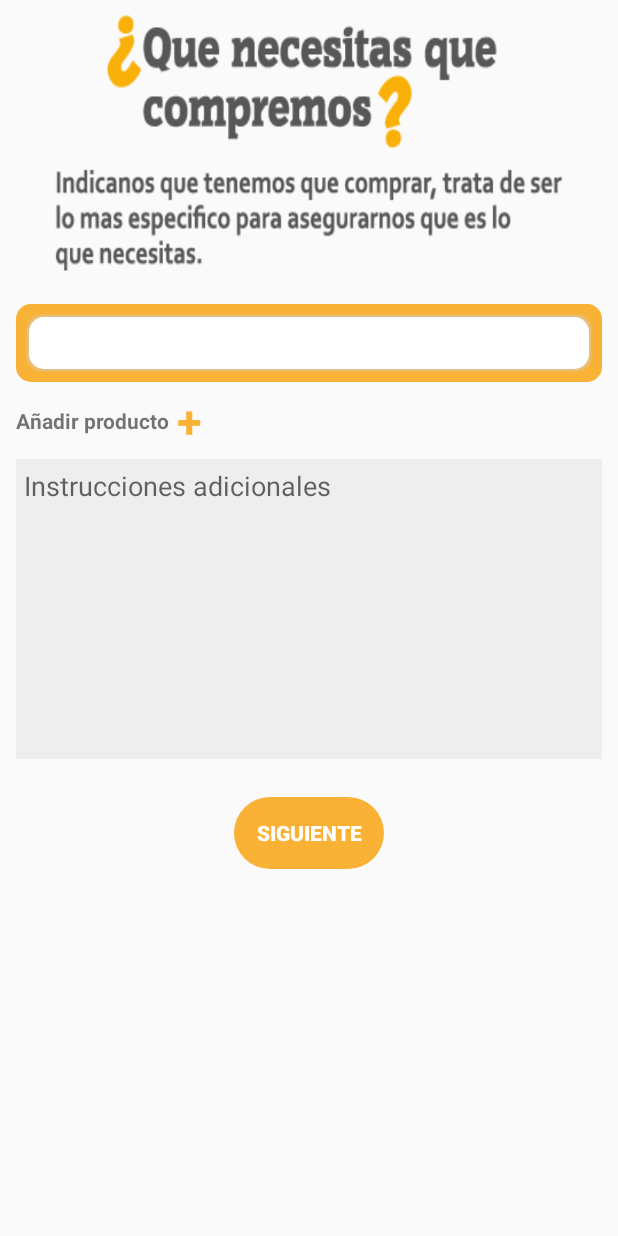
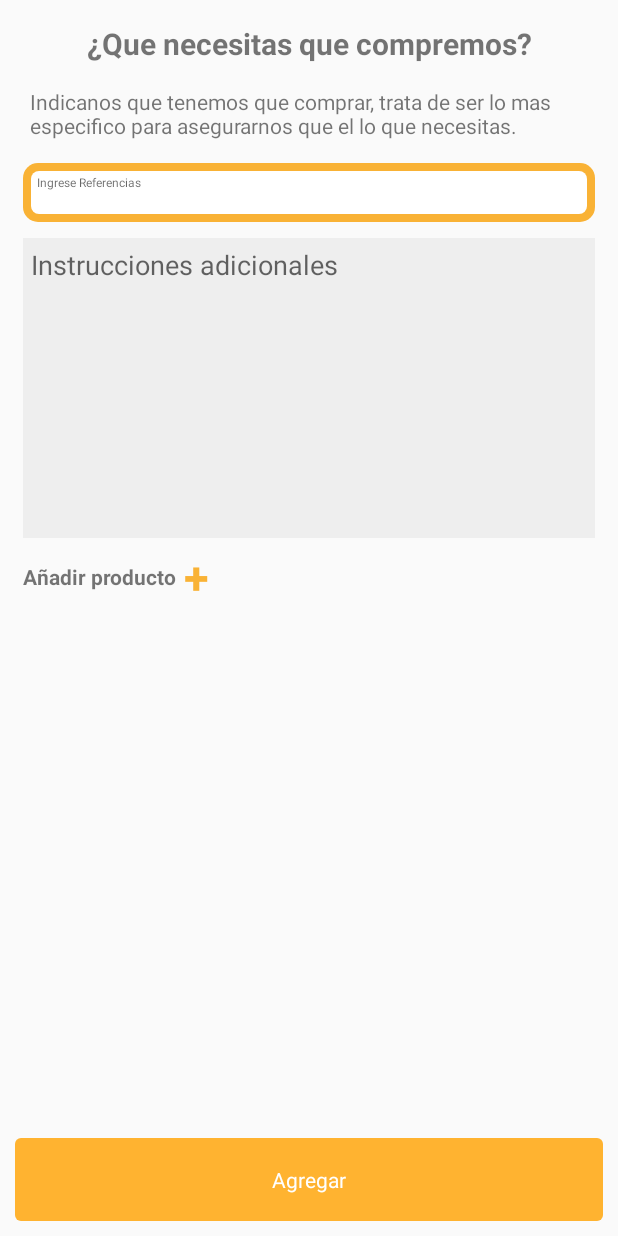
Before and after one commit to Dianagarcia33/FoodiesCustomer, an Android app: the fragment FragmentAdondeloLlevamos placed in its activity, on a phone screen of 412 x 824 dp. Run offline under Robolectric (Android 15) with nearby library versions, the phone set to English and light mode, and no system bars; 2 statements that could not run were skipped.

Commit message:
commit 6:16 04/02/2021

```diff
--- a/app/src/main/java/com/foodies/customer/ActivitiesAndFragments/FragmentPaquetes.java
+++ b/app/src/main/java/com/foodies/customer/ActivitiesAndFragments/FragmentPaquetes.java
@@ -9,6 +9,8 @@ import android.view.LayoutInflater;
 import android.view.View;
 import android.view.ViewGroup;
 import android.widget.Button;
+import android.widget.FrameLayout;
+import android.widget.RelativeLayout;
 
 import com.foodies.customer.R;
 
@@ -30,7 +32,7 @@ public class FragmentPaquetes extends Fragment {
     // TODO: Rename and change types of parameters
     private String mParam1;
     private String mParam2;
-    Button btnPaquetes;
+    private RelativeLayout btnPaquetes;
 
     public FragmentPaquetes() {
         // Required empty public constructor
--- /dev/null
+++ b/app/src/main/res/drawable/backinputs3.xml
@@ -0,0 +1,9 @@
+<?xml version="1.0" encoding="utf-8"?>
+<shape xmlns:android='http://schemas.android.com/apk/res/android'
+    android:shape="rectangle">
+
+    <corners android:radius="5dp"/>
+
+    <solid android:color="#ffffff"/>
+
+</shape>
--- a/app/src/main/res/layout/fragment_fragmen_adondelo_llevamos.xml
+++ b/app/src/main/res/layout/fragment_fragmen_adondelo_llevamos.xml
@@ -1,20 +1,38 @@
 <?xml version="1.0" encoding="utf-8"?>
-<FrameLayout xmlns:android="http://schemas.android.com/apk/res/android"
+<RelativeLayout xmlns:android="http://schemas.android.com/apk/res/android"
     xmlns:tools="http://schemas.android.com/tools"
     android:layout_width="match_parent"
     android:layout_height="match_parent"
     tools:context=".ActivitiesAndFragments.FragmentAdondeloLlevamos">
 
+    <ScrollView
+        android:layout_width="match_parent"
+        android:layout_height="wrap_content">
+
         <LinearLayout
+            android:layout_width="match_parent"
+            android:orientation="vertical"
+            android:layout_margin="10dp"
+            android:layout_height="wrap_content">
+
+            <TextView
                 android:layout_width="match_parent"
                 android:layout_margin="5dp"
                 android:layout_height="wrap_content"
-        android:orientation="vertical">
+                android:text="¿Que necesitas que compremos?"
+                android:layout_gravity="center"
+                android:gravity="center"
+                android:textStyle="bold"
+                android:textSize="20dp"/>
 
             <TextView
                 android:layout_width="match_parent"
                 android:layout_height="wrap_content"
-        android:background="@drawable/quecompramos1"/>
+                android:layout_margin="10dp"
+                android:text="@string/textAdondelollevamos"
+                />
+
+
 
             <LinearLayout
                 android:layout_width="match_parent"
@@ -23,15 +41,28 @@
                 android:background="@drawable/backinputs"
                 android:orientation="vertical">
 
+
+
                 <EditText
                     android:layout_width="match_parent"
                     android:layout_height="wrap_content"
-
-                android:textSize="25dp"
+                    android:hint="@string/edittext_hintPro"
+                    android:gravity="top"
                     android:layout_margin="5dp"
-                android:background="@drawable/backinputs2" />
+                    android:padding="2dp"
+                    android:background="@drawable/backinputs3" />
 
             </LinearLayout>
+
+            <EditText
+                android:layout_marginTop="10dp"
+                android:hint="Instrucciones adicionales"
+                android:background="#eeeeee"
+                android:layout_margin="5dp"
+                android:padding="5dp"
+                android:layout_width="match_parent"
+                android:gravity="top"
+                android:layout_height="200dp"/>
 
             <LinearLayout
                 android:layout_width="wrap_content"
@@ -56,32 +87,46 @@
 
             </LinearLayout>
 
-        <EditText
-            android:layout_marginTop="10dp"
-            android:hint="Instrucciones adicionales"
-            android:background="#eeeeee"
-            android:layout_margin="5dp"
-            android:padding="5dp"
-            android:layout_width="match_parent"
-            android:gravity="top"
-            android:layout_height="200dp"/>
 
 
-        <Button
-            android:id="@+id/btnAdondeLollevamos"
-            android:paddingLeft="10dp"
-            android:paddingRight="10dp"
-            android:layout_marginTop="20dp"
-            android:layout_width="100dp"
-            android:layout_height="wrap_content"
-            android:layout_gravity="center"
-            android:background="@drawable/frmbutton"
-            android:text="Siguiente"
-            android:textColor="#ffffff"
-            android:textStyle="bold" />
 
         </LinearLayout>
 
+    </ScrollView>
+
+    <RelativeLayout
+        android:layout_width="match_parent"
+        android:layout_height="55dp"
+        android:background="@drawable/round_shape_btn_login"
+        android:id="@+id/btnPaquetes"
+        android:layout_margin="10dp"
+        android:layout_marginBottom="0dp"
+        android:layout_alignParentBottom="true">
+
+        <TextView
+            android:layout_width="wrap_content"
+            android:layout_height="wrap_content"
+            android:text="@string/add_to_cart"
+            android:layout_centerInParent="true"
+            android:textColor="@color/colorWhite"
+            android:id="@+id/cart_btn_text"
+            />
+
+        <TextView
+            android:layout_width="wrap_content"
+            android:layout_height="wrap_content"
+            android:text=""
+            android:layout_centerVertical="true"
+            android:layout_alignParentEnd="true"
+            android:layout_marginEnd="15dp"
+            android:id="@+id/grand_total_price_tv"
+            android:textColor="@color/colorWhite"
+            />
+
+    </RelativeLayout>
 
 
-</FrameLayout>
+
+
+
+</RelativeLayout>
--- a/app/src/main/res/values/strings.xml
+++ b/app/src/main/res/values/strings.xml
@@ -246,5 +246,11 @@
 
     <string name="textPaquetes" translatable="false">Indicanos que debemos llevar por ti, nosotros iremos por el y lo entregaremos a donde nos indiques</string>
 
+    <string name="edittext_hintRef" translatable="false"><font size="8"> Ingrese Referencias</font></string>
+
+    <string name="textAdondelollevamos" translatable="false">Indicanos que tenemos que comprar, trata de ser lo mas especifico para asegurarnos que el lo que necesitas.</string>
+
+    <string name="edittext_hintPro" translatable="false"><font size="8"> Ingrese Referencias</font></string>
+
 
 </resources>
```
Also changed, not shown: app/src/main/res/layout/fragment_paquetes.xml (+39 -23 lines). Lines whose indentation alone changed are shown as unchanged.
